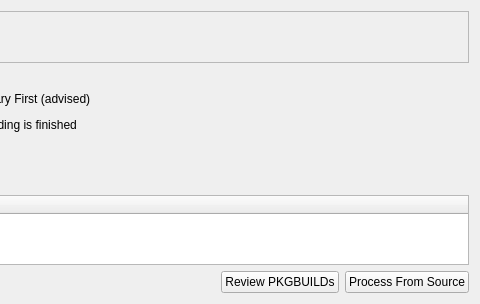
Before: the Qt Designer form ui/reviewBuildingDialog.ui in drf/shaman1, drawn with Qt 5; both pictures show x 223 to 703 and y 0 to 304 of the 703 by 304 pixel window.
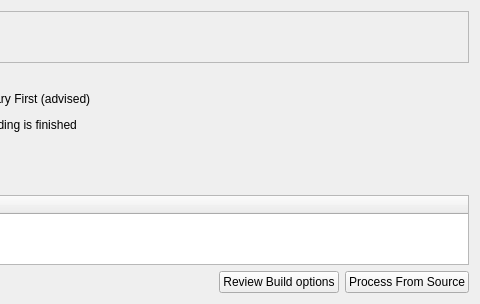
After: the same form once the commit is applied. Icons and pictures are not drawn.

Commit message: Revamp UI and make Shaman compile again

```diff
--- a/ui/reviewBuildingDialog.ui
+++ b/ui/reviewBuildingDialog.ui
@@ -187,9 +187,9 @@
         </spacer>
        </item>
        <item>
-        <widget class="QPushButton" name="pBuildButton" >
-         <property name="text" >
-          <string>Review PKGBUILDs</string>
+        <widget class="QPushButton" name="pBuildButton">
+         <property name="text">
+          <string>Review Build options</string>
          </property>
          <property name="icon" >
           <iconset resource="shaman.qrc" >
```
Left out of the diff: 139 changed lines with no effect on the pictures. The commit also changes 5 other files.
